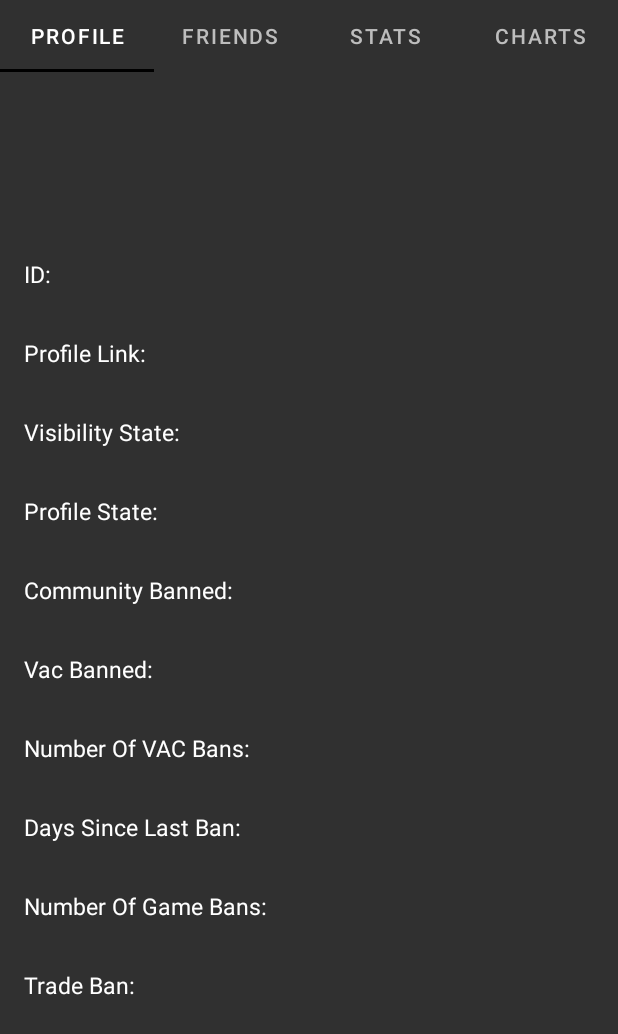
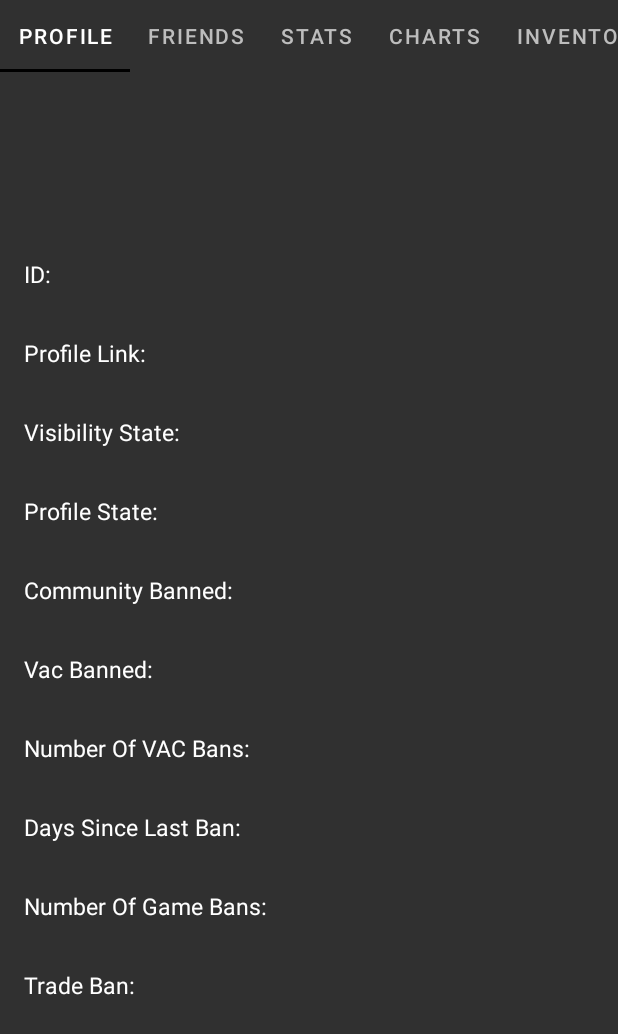
Before and after one commit to Bocko/CsStats, an Android app: the DetailActivity screen opened directly, with no data from a screen before it, on a phone screen of 412 x 824 dp. Shown: the top 1034 px of the screen. Run offline under Robolectric (Android 15) with nearby library versions, the phone set to English and light mode, and no system bars; pictures from the network do not load; 4 statements that could not run were skipped.

Commit message:
added ui and code behind to inventory

```diff
--- a/app/src/main/java/hu/bme/aut/android/stats/detail/DetailActivity.kt
+++ b/app/src/main/java/hu/bme/aut/android/stats/detail/DetailActivity.kt
@@ -15,15 +15,22 @@ import hu.bme.aut.android.stats.model.inventory.InventoryData
 import hu.bme.aut.android.stats.model.profile.ProfileData
 import hu.bme.aut.android.stats.model.stats.PlayerStatsData
 import hu.bme.aut.android.stats.network.NetworkManager
+import kotlinx.coroutines.CoroutineScope
+import kotlinx.coroutines.Dispatchers
+import kotlinx.coroutines.launch
 import kotlinx.coroutines.runBlocking
 import retrofit2.Call
 import retrofit2.Callback
 import retrofit2.Response
+import kotlin.coroutines.CoroutineContext
 import kotlin.math.log
 
-class DetailActivity : AppCompatActivity(),PlayerDataHolder {
+class DetailActivity : AppCompatActivity(),PlayerDataHolder, CoroutineScope {
 
     lateinit var binding: ActivityDetailBinding
+
+    override val coroutineContext: CoroutineContext
+        get() = Dispatchers.Main
 
     companion object {
         private const val TAG = "DetailsActivity"
@@ -35,6 +42,7 @@ class DetailActivity : AppCompatActivity(),PlayerDataHolder {
     private var statsData: PlayerStatsData? = null
     private var friendlistData: FriendlistData? = null
     private var banData: BanData? = null
+    private var inventoryData: InventoryData? = null
 
     override fun onCreate(savedInstanceState: Bundle?) {
         super.onCreate(savedInstanceState)
@@ -52,8 +60,8 @@ class DetailActivity : AppCompatActivity(),PlayerDataHolder {
             loadFriendlistData()
             loadStatsData()
             loadBanData()
-            loadInvData() }
-
+            loadInvData()
+        }
         val detailPagerAdapter = DetailPagerAdapter(this)
         binding.mainViewPager.adapter = detailPagerAdapter
 
@@ -63,10 +71,10 @@ class DetailActivity : AppCompatActivity(),PlayerDataHolder {
                 1 -> getString(R.string.friendlist)
                 2 -> getString(R.string.stat)
                 3 -> getString(R.string.chart)
+                4 -> getString(R.string.inventory)
                 else -> ""
             }
         }.attach()
-
     }
 
     override fun onOptionsItemSelected(item: MenuItem): Boolean {
@@ -81,8 +89,9 @@ class DetailActivity : AppCompatActivity(),PlayerDataHolder {
     override fun getStatsData(): PlayerStatsData? = statsData
     override fun getFriendlistData(): FriendlistData? = friendlistData
     override fun getBanData(): BanData? = banData
+    override fun getInventory(): InventoryData? = inventoryData
 
-    private fun loadStatsData(){
+    private fun loadStatsData() = launch{
         NetworkManager.getStats(playerID)!!.enqueue(object : Callback<PlayerStatsData?> {
 
             override fun onResponse(call: Call<PlayerStatsData?>,response: Response<PlayerStatsData?>) {
@@ -110,7 +119,7 @@ class DetailActivity : AppCompatActivity(),PlayerDataHolder {
         binding.mainViewPager.adapter = detailPagerAdapter
     }
 
-    private fun loadProfileData(){
+    private fun loadProfileData() = launch{
         NetworkManager.getProfile(playerID)!!.enqueue(object : Callback<ProfileData?> {
 
             override fun onResponse( call: Call<ProfileData?>, response: Response<ProfileData?>) {
@@ -136,7 +145,7 @@ class DetailActivity : AppCompatActivity(),PlayerDataHolder {
         binding.mainViewPager.adapter = detailPagerAdapter
     }
 
-    private fun loadFriendlistData(){
+    private fun loadFriendlistData() = launch{
         NetworkManager.getFriends(playerID)!!.enqueue(object : Callback<FriendlistData?> {
 
             override fun onResponse(call: Call<FriendlistData?>,response: Response<FriendlistData?>) {
@@ -163,7 +172,7 @@ class DetailActivity : AppCompatActivity(),PlayerDataHolder {
         binding.mainViewPager.adapter = detailPagerAdapter
     }
 
-    private fun loadBanData(){
+    private fun loadBanData() = launch{
         NetworkManager.getBans(playerID)!!.enqueue(object : Callback<BanData?> {
 
             override fun onResponse(call: Call<BanData?>,response: Response<BanData?>) {
@@ -191,7 +200,7 @@ class DetailActivity : AppCompatActivity(),PlayerDataHolder {
         binding.mainViewPager.adapter = detailPagerAdapter
     }
 
-    private fun loadInvData(){
+    private fun loadInvData() = launch{
         NetworkManager.getInventory(playerID)!!.enqueue(object : Callback<InventoryData?> {
 
             override fun onResponse(call: Call<InventoryData?>,response: Response<InventoryData?>) {
@@ -213,7 +222,7 @@ class DetailActivity : AppCompatActivity(),PlayerDataHolder {
     }
 
     private fun displayInvData(receivedInvData: InventoryData?) {
-        var asd: InventoryData? = receivedInvData
+        inventoryData = receivedInvData
 
         val detailPagerAdapter = DetailPagerAdapter(this)
         binding.mainViewPager.adapter = detailPagerAdapter
--- a/app/src/main/java/hu/bme/aut/android/stats/detail/PlayerDataHolder.kt
+++ b/app/src/main/java/hu/bme/aut/android/stats/detail/PlayerDataHolder.kt
@@ -2,6 +2,7 @@ package hu.bme.aut.android.stats.detail
 
 import hu.bme.aut.android.stats.model.ban.BanData
 import hu.bme.aut.android.stats.model.friends.FriendlistData
+import hu.bme.aut.android.stats.model.inventory.InventoryData
 import hu.bme.aut.android.stats.model.profile.ProfileData
 import hu.bme.aut.android.stats.model.stats.PlayerStatsData
 
@@ -10,4 +11,5 @@ interface PlayerDataHolder {
     fun getStatsData(): PlayerStatsData?
     fun getFriendlistData(): FriendlistData?
     fun getBanData(): BanData?
+    fun getInventory(): InventoryData?
 }
--- a/app/src/main/java/hu/bme/aut/android/stats/detail/adapter/DetailPagerAdapter.kt
+++ b/app/src/main/java/hu/bme/aut/android/stats/detail/adapter/DetailPagerAdapter.kt
@@ -3,15 +3,12 @@ package hu.bme.aut.android.stats.detail.adapter
 import androidx.fragment.app.Fragment
 import androidx.fragment.app.FragmentActivity
 import androidx.viewpager2.adapter.FragmentStateAdapter
-import hu.bme.aut.android.stats.detail.fragment.DetailChartFragment
-import hu.bme.aut.android.stats.detail.fragment.DetailFriendlistFragment
-import hu.bme.aut.android.stats.detail.fragment.DetailProfileFragment
-import hu.bme.aut.android.stats.detail.fragment.DetailStatFragment
+import hu.bme.aut.android.stats.detail.fragment.*
 
 class DetailPagerAdapter (fa: FragmentActivity): FragmentStateAdapter(fa) {
 
     companion object{
-        private const val NUM_PAGES: Int = 4
+        private const val NUM_PAGES: Int = 5
     }
 
     override fun getItemCount(): Int = NUM_PAGES
@@ -22,6 +19,7 @@ class DetailPagerAdapter (fa: FragmentActivity): FragmentStateAdapter(fa) {
             1 -> DetailFriendlistFragment()
             2 -> DetailStatFragment()
             3 -> DetailChartFragment()
+            4 -> DetailInventoryFragment()
             else -> DetailProfileFragment()
         }
     }
--- a/app/src/main/java/hu/bme/aut/android/stats/detail/fragment/DetailProfileFragment.kt
+++ b/app/src/main/java/hu/bme/aut/android/stats/detail/fragment/DetailProfileFragment.kt
@@ -45,7 +45,7 @@ class DetailProfileFragment: Fragment() {
     override fun onViewCreated(view: View, savedInstanceState: Bundle?) {
         super.onViewCreated(view, savedInstanceState)
 
-        if (playerDataHolder!!.getProfileData() != null) {
+        if (playerDataHolder!!.getBanData() != null) {
             displayProfileData()
         }
     }
--- /dev/null
+++ b/app/src/main/java/hu/bme/aut/android/stats/model/inventory/InventoryFullItem.kt
@@ -0,0 +1,6 @@
+package hu.bme.aut.android.stats.model.inventory
+
+class InventoryFullItem {
+    var amount: String? = null
+    var decs: DescriptionItem? = null
+}
--- a/app/src/main/res/layout/activity_detail.xml
+++ b/app/src/main/res/layout/activity_detail.xml
@@ -13,7 +13,8 @@
         android:backgroundTint="@color/darkgrey"
         app:tabTextColor="@color/lightgray"
         app:tabSelectedTextColor="@color/white"
-        app:tabIndicatorColor="@color/black"/>
+        app:tabIndicatorColor="@color/black"
+        app:tabMode="scrollable"/>
 
     <androidx.viewpager2.widget.ViewPager2
         android:id="@+id/mainViewPager"
--- a/app/src/main/res/values/strings.xml
+++ b/app/src/main/res/values/strings.xml
@@ -46,4 +46,7 @@
     <string name="profilepic">ProfilePic</string>
     <string name="banned">Banned</string>
     <string name="bannedNone">None</string>
+    <string name="inventory">Inventory</string>
+    <string name="itemName">Inventory Item Name</string>
+    <string name="itemAmount">Amount:</string>
 </resources>
```
Also changed, not shown: app/src/main/java/hu/bme/aut/android/stats/detail/fragment/DetailInventoryFragment.kt (added, +50 -0 lines), app/src/main/java/hu/bme/aut/android/stats/detail/fragment/adapter/InventoryAdapter.kt (added, +70 -0 lines), app/src/main/res/layout/fragment_detail_inventory.xml (added, +19 -0 lines), app/src/main/res/layout/item_inventory.xml (added, +58 -0 lines).
